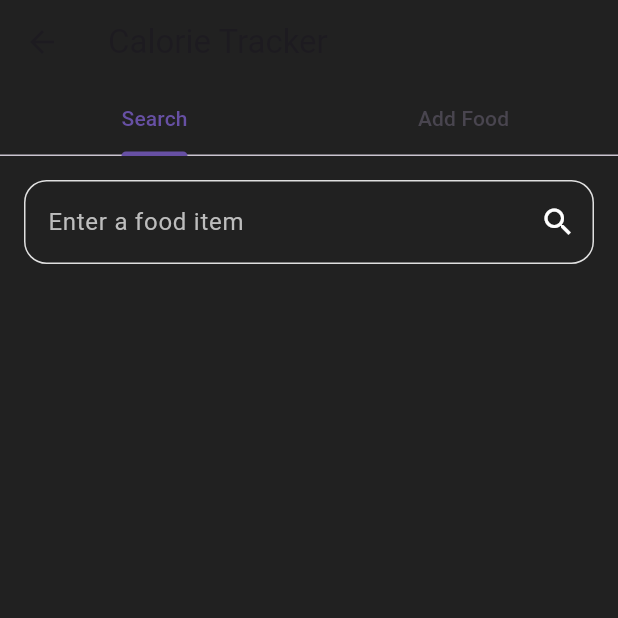
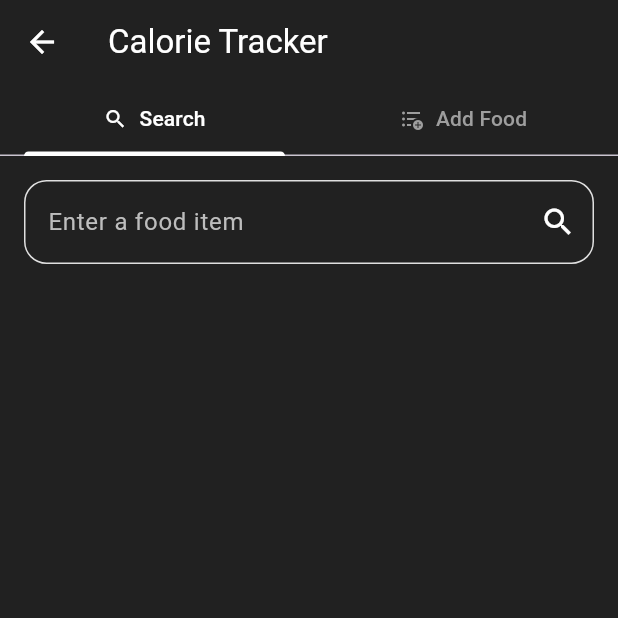
Before and after one commit to Samuel-J-Mathew/Overload--Workout-Nutrition-Weight-Tracker-ClientSide, a Flutter app: the CalorieTrackerPage screen opened directly with empty values, on a phone screen of 412 x 824 dp, the top half of it. Run offline on Flutter 3.47's test engine with Material 3 defaults, Android fonts, the phone set to English and light mode, and no system bars; our stand-ins replace dropdown_button2, dropdown_search, fl_chart, flutter_heatmap_calendar, hive, hive_flutter and 1 more; missing offline and left inert: excel; accounts and stored records are empty.

Commit message:
calor tracker page design updates

```diff
--- a/lib/pages/CalorieTrackerPage.dart
+++ b/lib/pages/CalorieTrackerPage.dart
@@ -181,45 +181,138 @@ class _CalorieTrackerPageState extends State<CalorieTrackerPage>
   }
 
   Widget _buildAddFoodTab() {
-    return Padding(
+
+    return Container(
+      color: Colors.grey[900],
+      child: Padding(
         padding: const EdgeInsets.all(16.0),
         child: Column(
           children: [
             TextField(
               controller: foodNameController,
-            decoration: InputDecoration(labelText: "Food Name"),
+              decoration: InputDecoration(
+                labelText: "Food Name",
+                labelStyle: TextStyle(
+                  color: Colors.grey[400], // Light grey label when inactive
+                ),
+                focusedBorder: UnderlineInputBorder(
+                  borderSide: BorderSide(color: Colors.white), // White underline when focused
+                ),
+                enabledBorder: UnderlineInputBorder(
+                  borderSide: BorderSide(color: Colors.grey[400]!), // Light grey underline when inactive
+                ),
+              ),
+              style: TextStyle(
+                color: Colors.white, // White text when typing
+              ),
             ),
             TextField(
               controller: servingWeightController,
-            decoration: InputDecoration(labelText: "Serving Weight (g)"),
+              decoration: InputDecoration(
+                labelText: "Serving Weight (g)",
+                labelStyle: TextStyle(
+                  color: Colors.grey[400], // Light grey label when inactive
+                ),
+                focusedBorder: UnderlineInputBorder(
+                  borderSide: BorderSide(color: Colors.white), // White underline when focused
+                ),
+                enabledBorder: UnderlineInputBorder(
+                  borderSide: BorderSide(color: Colors.grey[400]!), // Light grey underline when inactive
+                ),
+              ),
+              style: TextStyle(
+                color: Colors.white,
+              ),
               keyboardType: TextInputType.number,
             ),
             TextField(
               controller: caloriesController,
-            decoration: InputDecoration(labelText: "Calories"),
+              decoration: InputDecoration(
+                labelText: "Calories",
+                labelStyle: TextStyle(
+                  color: Colors.grey[400],
+                ),
+                focusedBorder: UnderlineInputBorder(
+                  borderSide: BorderSide(color: Colors.white), // White underline when focused
+                ),
+                enabledBorder: UnderlineInputBorder(
+                  borderSide: BorderSide(color: Colors.grey[400]!), // Light grey underline when inactive
+                ),
+              ),
+              style: TextStyle(
+                color: Colors.white,
+              ),
               keyboardType: TextInputType.number,
             ),
             TextField(
               controller: carbsController,
-            decoration: InputDecoration(labelText: "Carbs"),
+              decoration: InputDecoration(
+                labelText: "Carbs",
+                labelStyle: TextStyle(
+                  color: Colors.grey[400],
+                ),
+                focusedBorder: UnderlineInputBorder(
+                  borderSide: BorderSide(color: Colors.white), // White underline when focused
+                ),
+                enabledBorder: UnderlineInputBorder(
+                  borderSide: BorderSide(color: Colors.grey[400]!), // Light grey underline when inactive
+                ),
+              ),
+              style: TextStyle(
+                color: Colors.white,
+              ),
               keyboardType: TextInputType.number,
             ),
             TextField(
               controller: proteinController,
-            decoration: InputDecoration(labelText: "Protein"),
+              decoration: InputDecoration(
+                labelText: "Protein",
+                labelStyle: TextStyle(
+                  color: Colors.grey[400],
+                ),
+                focusedBorder: UnderlineInputBorder(
+                  borderSide: BorderSide(color: Colors.white), // White underline when focused
+                ),
+                enabledBorder: UnderlineInputBorder(
+                  borderSide: BorderSide(color: Colors.grey[400]!), // Light grey underline when inactive
+                ),
+              ),
+              style: TextStyle(
+                color: Colors.white,
+              ),
               keyboardType: TextInputType.number,
             ),
             TextField(
               controller: fatController,
-            decoration: InputDecoration(labelText: "Fat"),
+              decoration: InputDecoration(
+                labelText: "Fat",
+                labelStyle: TextStyle(
+                  color: Colors.grey[400],
+                ),
+                focusedBorder: UnderlineInputBorder(
+                  borderSide: BorderSide(color: Colors.white), // White underline when focused
+                ),
+                enabledBorder: UnderlineInputBorder(
+                  borderSide: BorderSide(color: Colors.grey[400]!), // Light grey underline when inactive
+                ),
+              ),
+              style: TextStyle(
+                color: Colors.white,
+              ),
               keyboardType: TextInputType.number,
             ),
             SizedBox(height: 16),
             ElevatedButton(
               onPressed: addFoodToDatabase,
-            child: Text("Create and Add"),
+              child: Text(
+                "Create and Add",
+                style: TextStyle(
+                  color: Colors.black, // Set text color to black
+                ),
+              ),
             ),
           ],
+        ),
       ),
     );
   }
@@ -463,14 +556,36 @@ class _CalorieTrackerPageState extends State<CalorieTrackerPage>
       child: Scaffold(
         appBar: AppBar(
           backgroundColor: Colors.grey[900],
-          title: Text("Calorie Tracker"),
+          title: Text("Calorie Tracker", style: TextStyle(color: Colors.white),),
           bottom: TabBar(
             controller: _tabController,
+            labelColor: Colors.white, // Color for selected tab text
+            unselectedLabelColor: Colors.grey[500], // Dark grey for unselected tabs
+            indicatorColor: Colors.white, // White underline for the selected tab
             tabs: [
-              Tab(text: "Search"),
-              Tab(text: "Add Food"),
+              Tab(
+                child: Row(
+                  mainAxisAlignment: MainAxisAlignment.center,
+                  children: [
+                    Icon(Icons.search, size: 16), // Smaller icon
+                    SizedBox(width: 8), // Spacing between icon and text
+                    Text("Search"),
                   ],
                 ),
+              ),
+              Tab(
+                child: Row(
+                  mainAxisAlignment: MainAxisAlignment.center,
+                  children: [
+                    Icon(Icons.format_list_bulleted_add, size: 16), // Smaller icon
+                    SizedBox(width: 8), // Spacing between icon and text
+                    Text("Add Food"),
+                  ],
+                ),
+              ),
+            ],
+          ),
+          iconTheme: IconThemeData(color: Colors.white),
         ),
         body: TabBarView(
           controller: _tabController,
--- a/lib/pages/FoodLogPage.dart
+++ b/lib/pages/FoodLogPage.dart
@@ -225,21 +225,53 @@ class _FoodLogPageState extends State<FoodLogPage> {
               ),
             ),
           ),
-        ],
+          Container(
+
+            constraints: BoxConstraints(
+              maxHeight: 55, // Maximum height
             ),
-      floatingActionButton: FloatingActionButton(
-        //onPressed: _addFoodDialog,
+            color: Colors.grey[900],
+            child: Padding(
+              padding: const EdgeInsets.all(8.0),
+              child: InkWell(
+                onTap: () {
+                  Navigator.push(
+                    context,
+                    MaterialPageRoute(builder: (context) => CalorieTrackerPage(selectedDate: _selectedDay ?? DateTime.now())),
+                  );  // The action you want to perform on tap
+                },
+                child: Container(
+                  decoration: BoxDecoration(
+                    color: Colors.grey[850],
+                    borderRadius: BorderRadius.circular(12),
+                  ),
+                  child: Row(
+                    children: [
+                      IconButton(
+                        icon: Icon(Icons.search, color: Colors.white),
                         onPressed: () {
                           Navigator.push(
                             context,
                             MaterialPageRoute(builder: (context) => CalorieTrackerPage(selectedDate: _selectedDay ?? DateTime.now())),
                           );
                         },
-        tooltip: 'Add Food',
-        child: Icon(Icons.add),
-        backgroundColor: Colors.blue[900],
-        foregroundColor: Colors.white,
                       ),
+                      SizedBox(width: 9),
+                      Text(
+                        'Search for an exercise',
+                        style: TextStyle(color: Colors.grey[500]),
+                      ),
+                    ],
+                  ),
+                ),
+              ),
+            ),
+          ),
+        ],
+
+      ),
+
+
 
     );
   }
```
Lines whose indentation alone changed are shown as unchanged.
